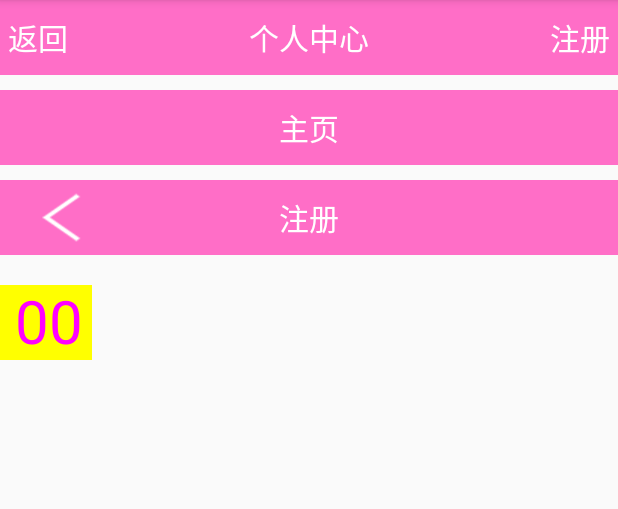
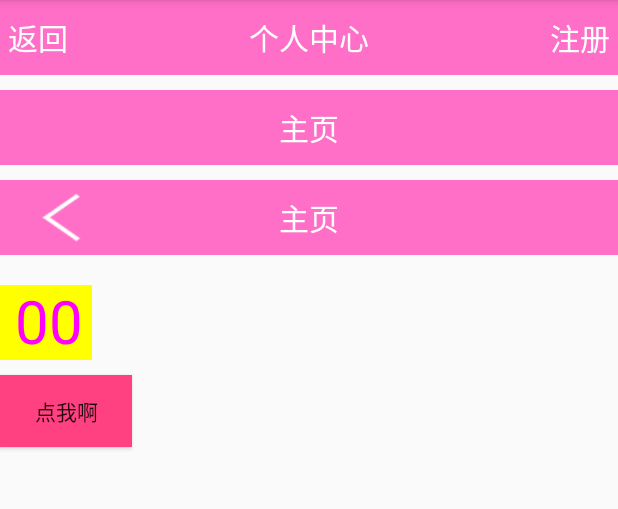
Before and after one commit to maqingwei/CustomViewTest, an Android app: the screen it shows after launch (MainActivity), on a phone screen of 412 x 824 dp, the part 84-593 px from its top. Run offline under Robolectric (Android 15) with nearby library versions, the phone set to English and light mode, and no system bars.

Commit message:
增加点击按钮切换背景色

```diff
--- /dev/null
+++ b/app/src/main/java/com/example/maqingwei/customviewtest/ClickButton.java
@@ -0,0 +1,61 @@
+package com.example.maqingwei.customviewtest;
+
+import android.content.Context;
+import android.util.AttributeSet;
+import android.view.View;
+import android.widget.Button;
+
+/**
+ * Created by maqingwei
+ * Date on 16/9/5 上午11:10
+ *
+ * @Description: 自定义点击按钮 切换背景色
+ */
+public class ClickButton extends Button {
+
+    private int flag = 0;//0表示默认背景 1表示改变后的背景
+
+    public ClickButton(Context context) {
+        super(context);
+
+    }
+
+    public ClickButton(Context context, AttributeSet attrs) {
+        super(context, attrs);
+
+        //设置一个默认背景
+        ClickButton.this.setBackgroundColor(getResources().getColor(R.color.colorAccent));
+        this.setOnClickListener(new OnClickListener() {
+            @Override
+            public void onClick(View view) {
+                if (flag == 0){//如果未改变过 则设置改变后的背景
+                ClickButton.this.setBackgroundColor(getResources().getColor(R.color.colorPrimary));
+                   if (mClick != null){
+                       mClick.clickOnce();
+                   }
+                flag = 1;
+                }else{
+                    ClickButton.this.setBackgroundColor(getResources().getColor(R.color.colorAccent));
+                    if (mClick != null){
+                        mClick.clickTwice();
+                    }
+                 flag =0;
+                }
+            }
+        });
+
+    }
+
+    //点击事件回调
+    private OnClick mClick;
+
+    public interface OnClick{
+        void clickOnce();
+        void clickTwice();
+    }
+
+    public void setOnClick(OnClick click){
+        mClick = click;
+    }
+
+}
--- a/app/src/main/java/com/example/maqingwei/customviewtest/CountTextView.java
+++ b/app/src/main/java/com/example/maqingwei/customviewtest/CountTextView.java
@@ -27,6 +27,7 @@ public class CountTextView extends TextView {
     //声明画笔和边界
    private Paint mPaint;
    private Rect mBound;
+
 
     public CountTextView(Context context) {
         super(context);
--- a/app/src/main/java/com/example/maqingwei/customviewtest/MainActivity.java
+++ b/app/src/main/java/com/example/maqingwei/customviewtest/MainActivity.java
@@ -2,16 +2,15 @@ package com.example.maqingwei.customviewtest;
 
 import android.os.Bundle;
 import android.support.v7.app.AppCompatActivity;
+import android.widget.Toast;
 
 public class MainActivity extends AppCompatActivity {
 
     private  TopView mTopView1,mTopView2,mTopView3;
-
     @Override
     protected void onCreate(Bundle savedInstanceState) {
         super.onCreate(savedInstanceState);
         setContentView(R.layout.activity_main);
-
         mTopView1 = (TopView) findViewById(R.id.mytopview);
         mTopView1.setTextView("返回","个人中心","注册",null,null);
 
@@ -19,7 +18,23 @@ public class MainActivity extends AppCompatActivity {
         mTopView2.setTextView("","主页","",null,null);
 
         mTopView3 = (TopView) findViewById(R.id.mytopview2);
-        mTopView3.setTextView("","注册","",getDrawable(R.drawable.back_img),null);
+        mTopView3.setTextView("","主页","",getDrawable(R.drawable.back_img),null);
+
+        ClickButton btn = (ClickButton) findViewById(R.id.click_btn);
+        btn.setOnClick(new ClickButton.OnClick() {
+            @Override
+            public void clickOnce() {
+
+                Toast.makeText(MainActivity.this, "切换了蓝色背景", Toast.LENGTH_SHORT).show();
+            }
+
+            @Override
+            public void clickTwice() {
+                Toast.makeText(MainActivity.this, "切换了粉色背景", Toast.LENGTH_SHORT).show();
+            }
+        });
+
 
     }
+
 }
--- a/app/src/main/java/com/example/maqingwei/customviewtest/TopView.java
+++ b/app/src/main/java/com/example/maqingwei/customviewtest/TopView.java
@@ -38,6 +38,7 @@ public class TopView extends FrameLayout implements View.OnClickListener{
         mLeft.setOnClickListener(this);
         mCenter.setOnClickListener(this);
         mRight.setOnClickListener(this);
+
 
     }
 
@@ -91,6 +92,7 @@ public class TopView extends FrameLayout implements View.OnClickListener{
     public void onClick(View view) {
         switch (view.getId()){
             case  R.id.tv_left:
+
                 Toast.makeText(mContext,"点击了左按钮",Toast.LENGTH_SHORT).show();
                 break;
 
--- a/app/src/main/res/layout/activity_main.xml
+++ b/app/src/main/res/layout/activity_main.xml
@@ -35,4 +35,13 @@
         mqw:textCotent="00"
         mqw:textSize="40sp" />
 
+    <com.example.maqingwei.customviewtest.ClickButton
+        android:layout_width="wrap_content"
+        android:layout_height="wrap_content"
+        android:text="点我啊"
+        android:layout_marginTop="10dp"
+        android:layout_below="@id/conuntview"
+        android:id="@+id/click_btn"/>
+
+
 </RelativeLayout>
```
